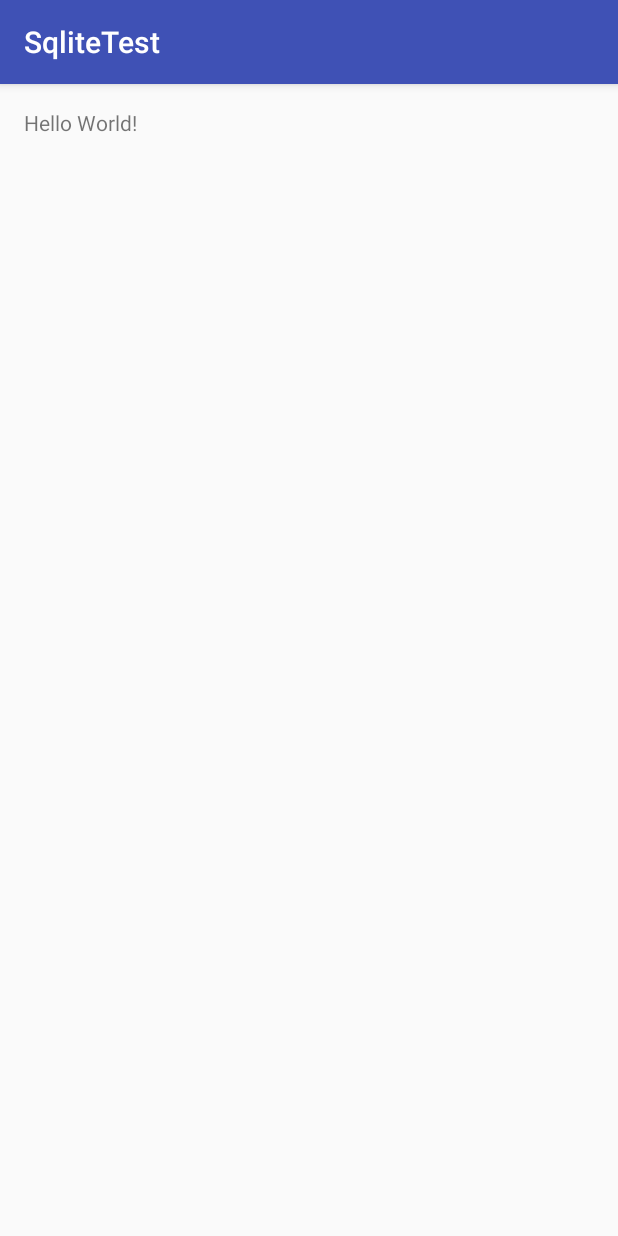
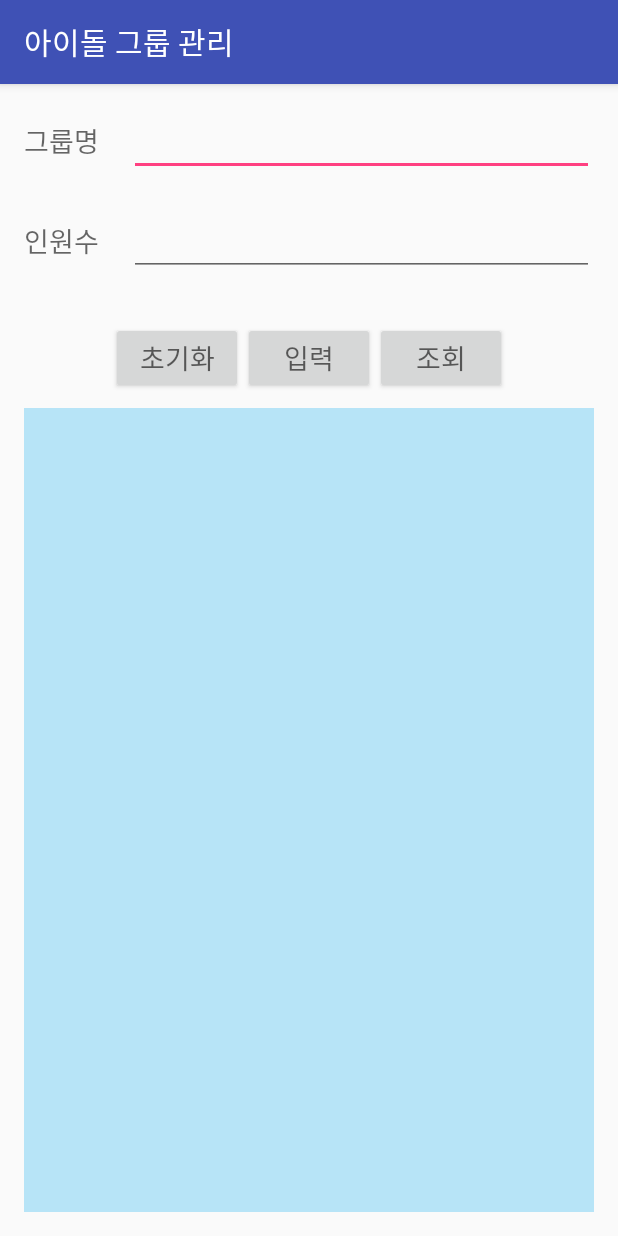
Before and after one commit to jungjaeeun/SqliteTest, an Android app: the screen it shows after launch (MainActivity), on a phone screen of 412 x 824 dp. Run offline under Robolectric (Android 15) with nearby library versions, the phone set to English and light mode, and no system bars.

Commit message:
#1 edit Layout and string.xml

```diff
--- a/app/src/main/res/layout/activity_main.xml
+++ b/app/src/main/res/layout/activity_main.xml
@@ -1,5 +1,5 @@
 <?xml version="1.0" encoding="utf-8"?>
-<RelativeLayout xmlns:android="http://schemas.android.com/apk/res/android"
+<LinearLayout xmlns:android="http://schemas.android.com/apk/res/android"
     xmlns:tools="http://schemas.android.com/tools"
     android:layout_width="match_parent"
     android:layout_height="match_parent"
@@ -7,10 +7,99 @@
     android:paddingLeft="@dimen/activity_horizontal_margin"
     android:paddingRight="@dimen/activity_horizontal_margin"
     android:paddingTop="@dimen/activity_vertical_margin"
-    tools:context="kr.hs.emirim.wodms5772.sqlitetest.MainActivity">
+    tools:context="kr.hs.emirim.wodms5772.sqlitetest.MainActivity"
+    android:orientation="vertical">
 
-    <TextView
-        android:layout_width="wrap_content"
-        android:layout_height="wrap_content"
-        android:text="Hello World!" />
-</RelativeLayout>
+    <LinearLayout
+        android:layout_width="match_parent"
+        android:layout_height="0dip"
+        android:layout_weight="1"
+        android:orientation="horizontal">
+
+        <TextView
+            android:layout_width="wrap_content"
+            android:layout_height="wrap_content"
+            android:layout_marginRight="20dp"
+            android:text="@string/str_name"
+            android:textAppearance="?android:textAppearanceMedium"
+            />
+
+        <EditText
+            android:id="@+id/edit_groupname"
+            android:layout_width="match_parent"
+            android:layout_height="wrap_content" />
+    </LinearLayout>
+
+    <LinearLayout
+        android:layout_width="match_parent"
+        android:layout_height="0dip"
+        android:layout_weight="1"
+        android:orientation="horizontal">
+
+        <TextView
+            android:layout_width="wrap_content"
+            android:layout_height="wrap_content"
+            android:layout_marginRight="20dp"
+            android:text="@string/str_count"
+            android:textAppearance="?android:textAppearanceMedium"
+            />
+
+        <EditText
+            android:id="@+id/edit_groupcount"
+            android:layout_width="match_parent"
+            android:layout_height="wrap_content" />
+    </LinearLayout>
+    <LinearLayout
+        android:layout_width="match_parent"
+        android:layout_height="0dip"
+        android:layout_weight="1"
+        android:orientation="horizontal"
+        android:gravity="center">
+
+        <Button
+            android:id="@+id/but_init"
+            android:layout_width="wrap_content"
+            android:layout_height="wrap_content"
+            android:text="@string/str_but_init"
+            android:textAppearance="?android:textAppearanceMedium"/>
+
+        <Button
+            android:id="@+id/but_input"
+            android:layout_width="wrap_content"
+            android:layout_height="wrap_content"
+            android:text="@string/str_but_input"
+            android:textAppearance="?android:textAppearanceMedium"/>
+
+        <Button
+            android:id="@+id/but_select"
+            android:layout_width="wrap_content"
+            android:layout_height="wrap_content"
+            android:text="@string/str_but_select"
+            android:textAppearance="?android:textAppearanceMedium"/>
+
+    </LinearLayout>
+
+    <LinearLayout
+        android:layout_width="match_parent"
+        android:layout_height="0dip"
+        android:layout_weight="8"
+        android:orientation="horizontal">
+
+        <EditText
+            android:id="@+id/edit_name_result"
+            android:layout_width="0dip"
+            android:layout_height="match_parent"
+            android:layout_weight="1"
+            android:background="#b7e4f7"
+            android:layout_marginRight="0dp"/>
+        <EditText
+            android:id="@+id/edit_count_result"
+            android:layout_width="0dip"
+            android:layout_height="match_parent"
+            android:layout_weight="1"
+            android:background="#b7e4f7"
+            android:layout_marginLeft="0dp"/>
+    </LinearLayout>
+
+
+</LinearLayout>
--- a/app/src/main/res/values/strings.xml
+++ b/app/src/main/res/values/strings.xml
@@ -1,3 +1,8 @@
 <resources>
-    <string name="app_name">SqliteTest</string>
+    <string name="app_name">아이돌 그룹 관리</string>
+    <string name="str_name">그룹명 </string>
+    <string name="str_count">인원수 </string>
+    <string name="str_but_init">초기화</string>
+    <string name="str_but_input">입력</string>
+    <string name="str_but_select">조회</string>
 </resources>
```
